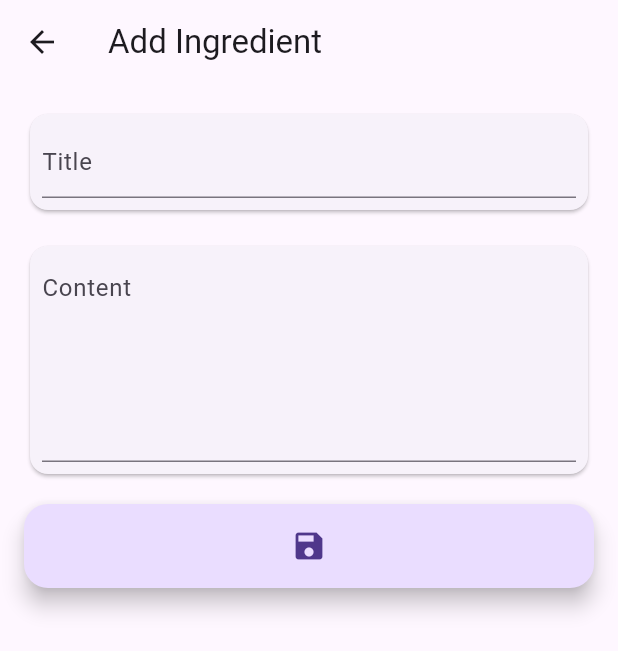
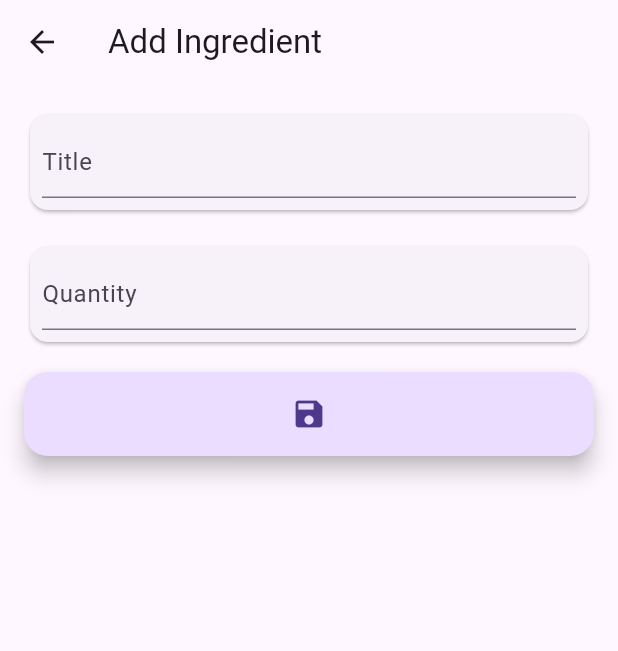
Before and after one commit to Ben52684/AlimencyCookBookApp, a Flutter app: the NewIngredientView screen opened by its route, on a phone screen of 412 x 824 dp. Shown: the top 651 px of the screen. Run offline on Flutter 3.47's test engine with Material 3 defaults, Android fonts, the light colour scheme and no system bars; generated files the repository leaves out were written again.

```diff
--- a/alimency_cook_book/lib/src/app.dart
+++ b/alimency_cook_book/lib/src/app.dart
@@ -1,6 +1,6 @@
 import 'package:alimency_cook_book/src/home.dart';
-import 'package:alimency_cook_book/src/user_pantry/dummy_ingredient_repo.dart';
-import 'package:alimency_cook_book/src/user_pantry/ingredient_model.dart';
+import 'package:alimency_cook_book/src/repositories/dummy_ingredient_repo.dart';
+import 'package:alimency_cook_book/src/view_models/ingredient_model.dart';
 import 'package:alimency_cook_book/src/user_pantry/new_ingredient_view.dart';
 import 'package:alimency_cook_book/src/user_pantry/user_pantry_view.dart';
 import 'package:alimency_cook_book/src/view_models/pantry_view_model.dart';
--- a/alimency_cook_book/lib/src/user_pantry/dummy_ingredient_repo.dart
+++ b/alimency_cook_book/lib/src/repositories/dummy_ingredient_repo.dart
@@ -1,6 +1,6 @@
 
-import 'package:alimency_cook_book/src/user_pantry/ingredient_model.dart';
-import 'package:alimency_cook_book/src/user_pantry/ingredient_repository.dart';
+import 'package:alimency_cook_book/src/view_models/ingredient_model.dart';
+import 'package:alimency_cook_book/src/repositories/ingredient_repository.dart';
 
 
 class DummyIngredientRepo extends IngredientRepository{
--- a/alimency_cook_book/lib/src/user_pantry/ingredient_repository.dart
+++ b/alimency_cook_book/lib/src/repositories/ingredient_repository.dart
@@ -1,6 +1,6 @@
 
 
-import 'package:alimency_cook_book/src/user_pantry/ingredient_model.dart';
+import 'package:alimency_cook_book/src/view_models/ingredient_model.dart';
 
 abstract class IngredientRepository {
   Future<List<IngredientModel>> getAllIngredients();
--- a/alimency_cook_book/lib/src/user_pantry/new_ingredient_view.dart
+++ b/alimency_cook_book/lib/src/user_pantry/new_ingredient_view.dart
@@ -1,12 +1,12 @@
 import 'dart:math';
 
-import 'package:alimency_cook_book/src/user_pantry/ingredient_model.dart';
+import 'package:alimency_cook_book/src/view_models/ingredient_model.dart';
 import 'package:alimency_cook_book/src/view_models/pantry_view_model.dart';
 import 'package:flutter/material.dart';
 import 'package:provider/provider.dart';
 
 class NewIngredientView extends StatefulWidget {
-  NewIngredientView({super.key});
+  const NewIngredientView({super.key});
 
   static const routeName = '/new_ingredient';
 
@@ -48,10 +48,10 @@ class _NewIngredientViewState extends State<NewIngredientView> {
                     padding: const EdgeInsets.all(8.0),
                     child: TextField(
                       decoration: InputDecoration(
-                        hintText: "Content",
+                        hintText: "Quantity",
                       ),
                       controller: contentController,
-                      maxLines: 5,
+                      maxLines: 1,
                     ),
                   ),
                 ),
@@ -62,7 +62,7 @@ class _NewIngredientViewState extends State<NewIngredientView> {
                       IngredientModel(
                         id: Random().nextInt(1000),
                         title: titleController.text,
-                        content: contentController.text,
+                        quantity: contentController.text,
                       ),
                     );
                     Navigator.pop(context);
--- a/alimency_cook_book/lib/src/user_pantry/ingredient_model.dart
+++ b/alimency_cook_book/lib/src/view_models/ingredient_model.dart
@@ -2,12 +2,12 @@
 class IngredientModel {
   final int id;
   final String title;
-  final String content;
+  final String quantity;
 
   IngredientModel({
     required this.id,
     required this.title,
-    required this.content,
+    required this.quantity,
   });
 
   Map <String, dynamic> toJson() {
@@ -15,7 +15,7 @@ class IngredientModel {
 
       'id' : id,
       'title' : title,
-      'content' : content
+      'quantity' : quantity
     };
   }
 
@@ -24,7 +24,7 @@ class IngredientModel {
     return IngredientModel(
       id: json['id'],
       title: json['title'],
-      content: json['content']
+      quantity: json['content']
       );
   }
 }
--- a/alimency_cook_book/lib/src/view_models/pantry_view_model.dart
+++ b/alimency_cook_book/lib/src/view_models/pantry_view_model.dart
@@ -1,7 +1,7 @@
 
 
-import 'package:alimency_cook_book/src/user_pantry/ingredient_model.dart';
-import 'package:alimency_cook_book/src/user_pantry/ingredient_repository.dart';
+import 'package:alimency_cook_book/src/view_models/ingredient_model.dart';
+import 'package:alimency_cook_book/src/repositories/ingredient_repository.dart';
 import 'package:flutter/material.dart';
 
 class PantryViewModel with ChangeNotifier {
```
Also changed, not shown: alimency_cook_book/lib/src/home.dart (+6 -2 lines), alimency_cook_book/lib/src/user_pantry/user_pantry_view.dart (+30 -7 lines).
